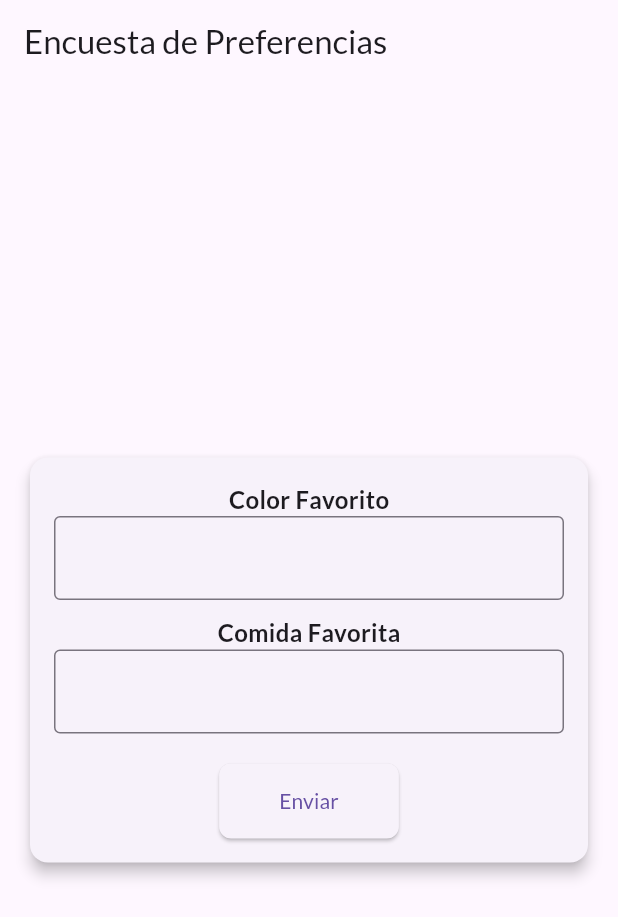
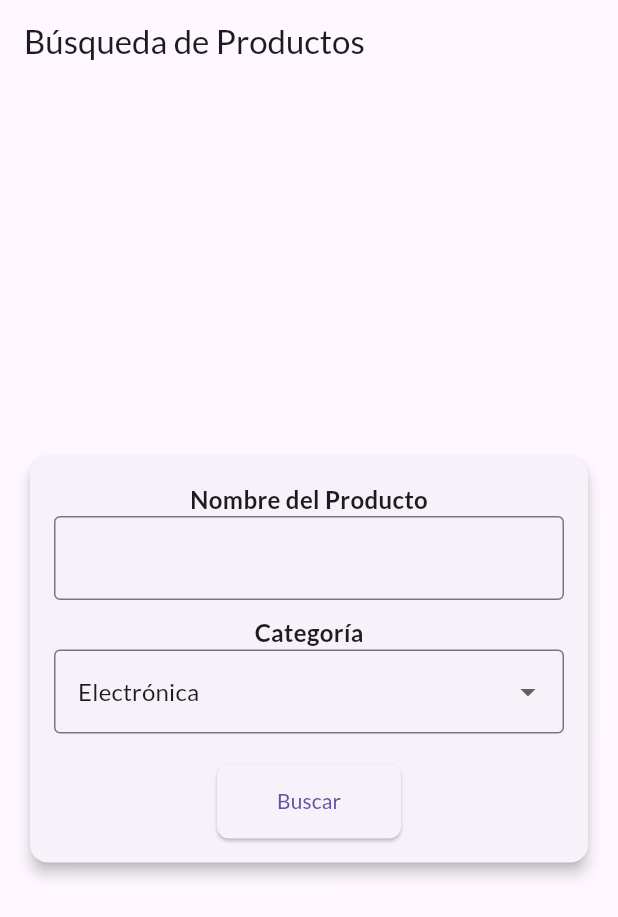
Before and after one commit to Zonoxply29/forms_flutter, a Flutter app: the screen it shows after launch, on a phone screen of 412 x 824 dp. Shown: the top 917 px of the screen. Run offline on Flutter 3.47's test engine with Material 3 defaults, Android fonts, the phone set to English and light mode, and no system bars; our stand-ins replace google_fonts.

Commit message:
Agregando ejercicio de Busqueda de Productos

```diff
--- a/lib/main.dart
+++ b/lib/main.dart
@@ -17,42 +17,39 @@ class MyApp extends StatelessWidget {
         primarySwatch: Colors.blue,
         textTheme: GoogleFonts.latoTextTheme(),
       ),
-      home: PreferencesSurveyForm(),
+      home: ProductSearchForm(),
     );
   }
 }
 
-class PreferencesSurveyForm extends StatefulWidget {
+class ProductSearchForm extends StatefulWidget {
   @override
-  _PreferencesSurveyFormState createState() => _PreferencesSurveyFormState();
+  _ProductSearchFormState createState() => _ProductSearchFormState();
 }
 
-class _PreferencesSurveyFormState extends State<PreferencesSurveyForm> {
+class _ProductSearchFormState extends State<ProductSearchForm> {
   final _formKey = GlobalKey<FormState>();
-  final TextEditingController _colorController = TextEditingController();
-  final TextEditingController _foodController = TextEditingController();
+  final TextEditingController _productNameController = TextEditingController();
+  String _selectedCategory = 'Electrónica';
 
   void _submitForm() {
     if (_formKey.currentState!.validate()) {
-      String color = _colorController.text;
-      String food = _foodController.text;
+      String productName = _productNameController.text;
+      String category = _selectedCategory;
 
-      print("Color Favorito: $color");
-      print("Comida Favorita: $food");
+      print("Producto a buscar: $productName");
+      print("Categoría: $category");
 
       ScaffoldMessenger.of(context).showSnackBar(
-        SnackBar(content: Text('Encuesta enviada con éxito')),
+        SnackBar(content: Text('Búsqueda enviada con éxito')),
       );
-
-      _colorController.clear();
-      _foodController.clear();
     }
   }
 
   @override
   Widget build(BuildContext context) {
     return Scaffold(
-      appBar: AppBar(title: Text('Encuesta de Preferencias')),
+      appBar: AppBar(title: Text('Búsqueda de Productos')),
       body: Center(
         child: SingleChildScrollView(
           child: Padding(
@@ -70,28 +67,36 @@ class _PreferencesSurveyFormState extends State<PreferencesSurveyForm> {
                     child: Column(
                       mainAxisSize: MainAxisSize.min,
                       children: [
-                        Text('Color Favorito',
+                        Text('Nombre del Producto',
                             style: TextStyle(
                                 fontSize: 16, fontWeight: FontWeight.bold)),
                         TextFormField(
-                          controller: _colorController,
+                          controller: _productNameController,
                           decoration:
                               InputDecoration(border: OutlineInputBorder()),
                           validator: (value) => value!.isEmpty
-                              ? 'Ingrese su color favorito'
+                              ? 'Ingrese el nombre del producto'
                               : null,
                         ),
                         SizedBox(height: 10),
-                        Text('Comida Favorita',
+                        Text('Categoría',
                             style: TextStyle(
                                 fontSize: 16, fontWeight: FontWeight.bold)),
-                        TextFormField(
-                          controller: _foodController,
+                        DropdownButtonFormField<String>(
+                          value: _selectedCategory,
                           decoration:
                               InputDecoration(border: OutlineInputBorder()),
-                          validator: (value) => value!.isEmpty
-                              ? 'Ingrese su comida favorita'
-                              : null,
+                          items: ['Electrónica', 'Ropa', 'Hogar']
+                              .map((category) => DropdownMenuItem(
+                                    value: category,
+                                    child: Text(category),
+                                  ))
+                              .toList(),
+                          onChanged: (value) {
+                            setState(() {
+                              _selectedCategory = value!;
+                            });
+                          },
                         ),
                         SizedBox(height: 20),
                         ElevatedButton(
@@ -102,7 +107,7 @@ class _PreferencesSurveyFormState extends State<PreferencesSurveyForm> {
                             shape: RoundedRectangleBorder(
                                 borderRadius: BorderRadius.circular(8)),
                           ),
-                          child: Text('Enviar'),
+                          child: Text('Buscar'),
                         ),
                       ],
                     ),
```
